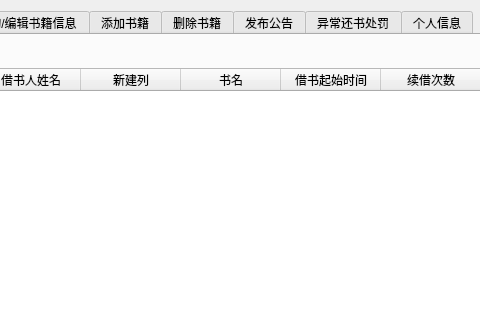
Above: librarianinterface.ui from LGH2713/Library_management_system before the change; both pictures show x 140 to 620 and y 0 to 320 of the 911 by 709 pixel window. Below: the same form after it.
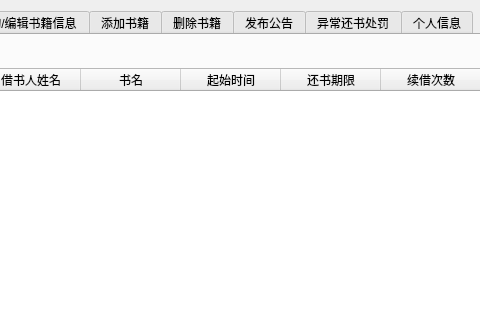
That is the form after the change.

```diff
--- a/librarianinterface.ui
+++ b/librarianinterface.ui
@@ -44,11 +44,6 @@
             <string>借书人姓名</string>
            </property>
           </column>
-          <column>
-           <property name="text">
-            <string>新建列</string>
-           </property>
-          </column>
           <column>
            <property name="text">
             <string>书名</string>
@@ -56,7 +51,12 @@
           </column>
           <column>
            <property name="text">
-            <string>借书起始时间</string>
+            <string>起始时间</string>
+           </property>
+          </column>
+          <column>
+           <property name="text">
+            <string>还书期限</string>
            </property>
           </column>
           <column>
```
